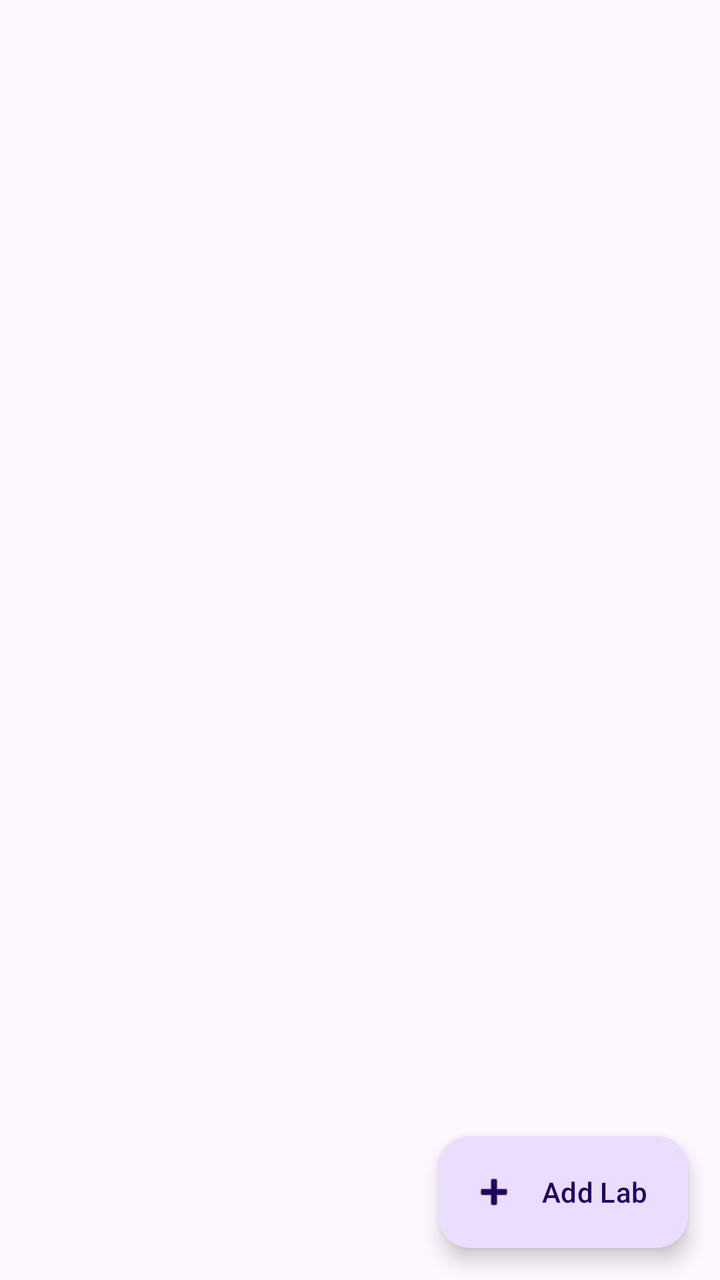
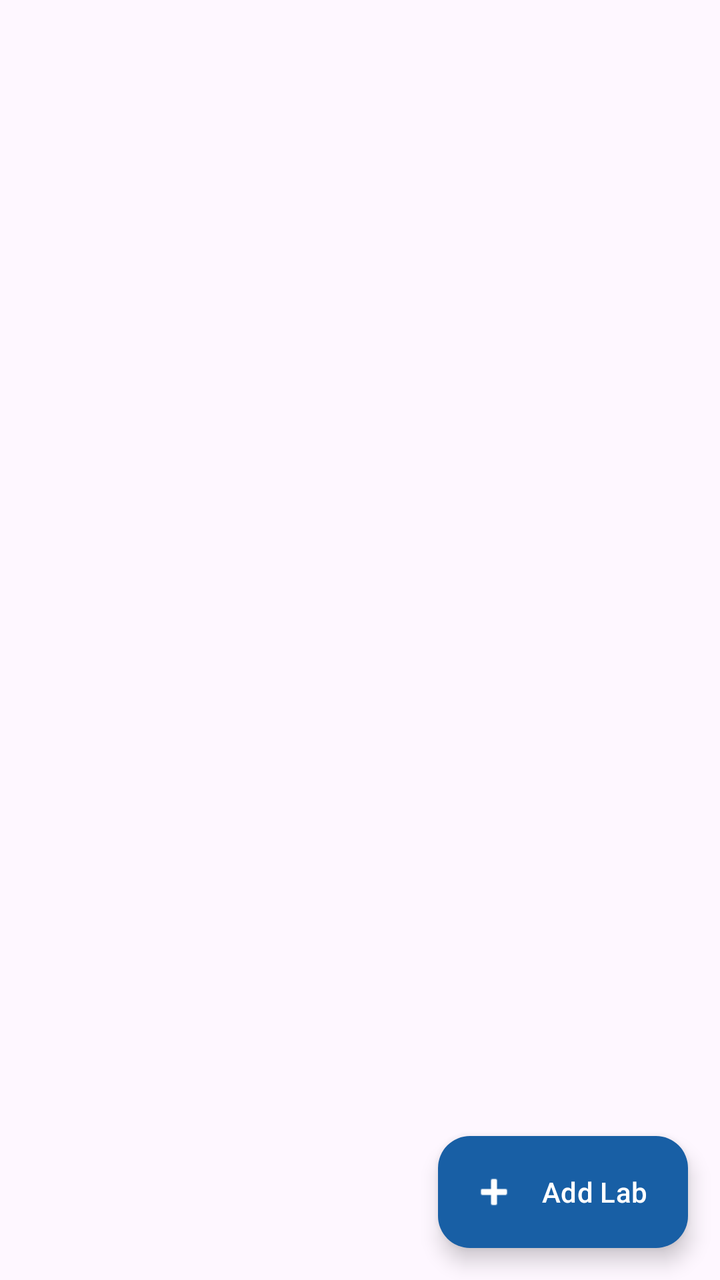

Screens rendered from an Android XML layout before and after an edit, with the pre-edit source and the edit as a unified diff.
<!-- AndroidManifest.xml: application theme Theme.Healthcare_app -->
<!-- res/layout/fragment_labs.xml -->
<?xml version="1.0" encoding="utf-8"?>
<androidx.coordinatorlayout.widget.CoordinatorLayout xmlns:android="http://schemas.android.com/apk/res/android"
    xmlns:app="http://schemas.android.com/apk/res-auto"
    android:layout_width="match_parent"
    android:layout_height="match_parent">

    <androidx.recyclerview.widget.RecyclerView
        android:id="@+id/recyclerViewLabs"
        android:layout_width="match_parent"
        android:layout_height="match_parent"
        android:clipToPadding="false"
        android:paddingStart="16dp"
        android:paddingEnd="16dp"
        android:paddingTop="16dp"
        android:paddingBottom="96dp" />

    <com.google.android.material.floatingactionbutton.ExtendedFloatingActionButton
        android:id="@+id/btnAddLab"
        android:layout_width="wrap_content"
        android:layout_height="wrap_content"
        android:layout_gravity="bottom|end"
        android:layout_margin="16dp"
        android:text="Add Lab"
        app:icon="@android:drawable/ic_input_add" />

</androidx.coordinatorlayout.widget.CoordinatorLayout>
<!-- resources referenced by this layout -->
<resources>
  <style name="Theme.Healthcare_app" parent="Base.Theme.Healthcare_app" />
  <style name="Base.Theme.Healthcare_app" parent="Theme.Material3.DayNight.NoActionBar">
      </style>
</resources>

<!-- the commit's change to res/layout/fragment_labs.xml (unified diff, before → after) -->
@@ -21,6 +21,11 @@
         android:layout_gravity="bottom|end"
         android:layout_margin="16dp"
         android:text="Add Lab"
-        app:icon="@android:drawable/ic_input_add" />
+        app:icon="@android:drawable/ic_input_add" 
+        app:backgroundTint="#185FA5"
+        android:textColor="#FFFFFF"
+        app:iconTint="#FFFFFF"
+        app:elevation="0dp"
+        android:fontFamily="sans-serif-medium" />
 
 </androidx.coordinatorlayout.widget.CoordinatorLayout>
<!-- resource entries referenced after the edit -->
@@ -1,7 +1,32 @@
 <!-- resources referenced by this layout -->
 <resources>
   <style name="Theme.Healthcare_app" parent="Base.Theme.Healthcare_app" />
-  <style name="Base.Theme.Healthcare_app" parent="Theme.Material3.DayNight.NoActionBar">
+  <style name="Base.Theme.Healthcare_app" parent="Theme.Material3.Light.NoActionBar">
+          <item name="bottomSheetDialogTheme">@style/Theme.Healthcare_app.BottomSheetDialog</item>
+      </style>
+  <style name="Theme.Healthcare_app.BottomSheetDialog" parent="ThemeOverlay.Material3.BottomSheetDialog">
+          <item name="android:windowIsFloating">false</item>
+          <item name="android:backgroundDimEnabled">true</item>
+          
+          <item name="colorSurface">#FFFFFF</item>
+          <item name="colorOnSurface">#1A2535</item>
+          <item name="colorOnSurfaceVariant">#64748B</item>
+          <item name="android:colorBackground">#FFFFFF</item>
+          <item name="colorPrimary">#185FA5</item>
+          <item name="colorOnPrimary">#FFFFFF</item>
+          
+          <item name="android:textColorPrimary">#1A2535</item>
+          <item name="android:textColorSecondary">#64748B</item>
+          <item name="android:textColorHint">#64748B</item>
+          
+          <item name="colorControlNormal">#E2E8F0</item>
+          <item name="colorControlActivated">#185FA5</item>
+          
+          <item name="bottomSheetStyle">@style/LightBottomSheetStyle</item>
+      </style>
+  <style name="LightBottomSheetStyle" parent="Widget.Material3.BottomSheet.Modal">
+          <item name="backgroundTint">#FFFFFF</item>
+          <item name="android:elevation">0dp</item>
       </style>
 </resources>
 
